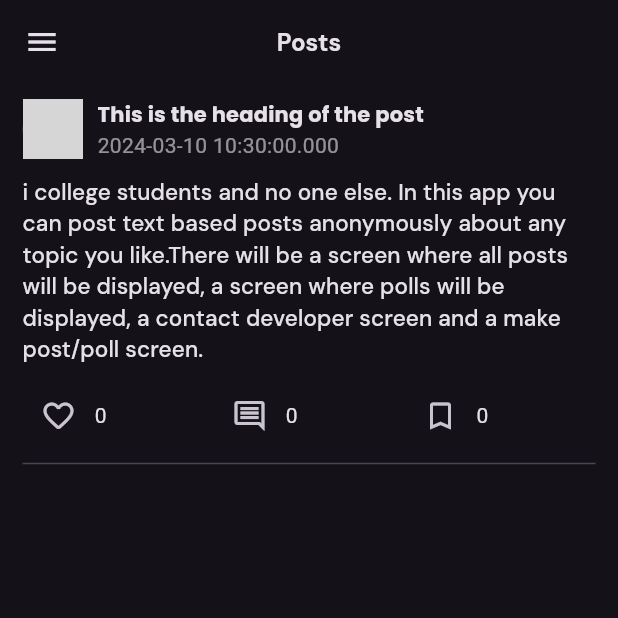
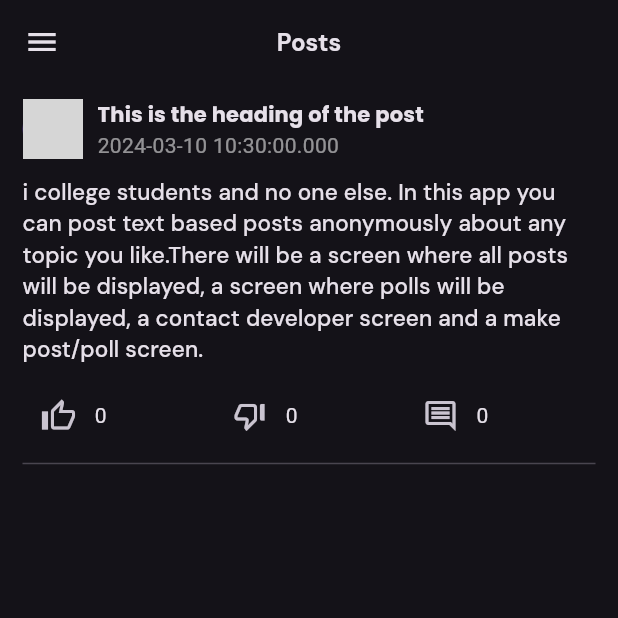
Before and after one commit to Shellinox/unify, a Flutter app: the screen it shows after launch, on a phone screen of 412 x 824 dp, the top half of it. Run offline on Flutter 3.47's test engine with Material 3 defaults, Android fonts, the light colour scheme and no system bars; our stand-ins replace firebase_core, google_fonts; accounts and stored records are empty; grey boxes are pictures that could not be loaded.

Commit message:
fixed the bug where all the posts had same comments

```diff
--- a/lib/Screens/homepage.dart
+++ b/lib/Screens/homepage.dart
@@ -3,7 +3,6 @@ import 'package:provider/provider.dart';
 import 'package:unify/Screens/add_post_screen.dart';
 import 'package:unify/Screens/contact_developer_screen.dart';
 import 'package:unify/Screens/post_screen.dart';
-import 'package:unify/Screens/saved_posts.dart';
 import 'package:unify/provider/theme_provider.dart';
 
 class Homepage extends StatefulWidget {
@@ -14,10 +13,10 @@ class Homepage extends StatefulWidget {
 }
 
 class _HomepageState extends State<Homepage> {
-  static const List<Widget> pages = [
-    PostScreen(),
+  static List<Widget> pages = [
+    const PostScreen(),
     AddPostScreen(),
-    ContactDevScreen(),
+    const ContactDevScreen(),
   ];
   static const List<String> pagetitle = [
     "Posts",
@@ -52,18 +51,7 @@ class _HomepageState extends State<Homepage> {
                   Navigator.of(context).pop();
                 },
               ),
-              ListTile(
-                leading: const Icon(Icons.bookmark_added_rounded),
-                title: const Text("Saved Posts"),
-                onTap: () {
-                  Navigator.of(context).pop();
-                  Navigator.of(context).push(
-                    MaterialPageRoute(
-                      builder: (context) => const SavedPosts(),
-                    ),
-                  );
-                },
-              ),
+
             ],
           ),
         ),
--- a/lib/Screens/post_screen.dart
+++ b/lib/Screens/post_screen.dart
@@ -3,28 +3,22 @@ import 'package:provider/provider.dart';
 import 'package:unify/provider/post_provider.dart';
 import 'package:unify/widgets/post_tile.dart';
 
-class PostScreen extends StatefulWidget {
+class PostScreen extends StatelessWidget {
   const PostScreen({super.key});
 
-  @override
-  State<PostScreen> createState() => _PostScreenState();
-}
-
-class _PostScreenState extends State<PostScreen> {
-  @override
   @override
   Widget build(BuildContext context) {
     final postList = Provider.of<PostProvider>(context).posts;
     return ListView.builder(
       itemCount: postList.length,
-      itemBuilder: ((context, index) {
-        final post = postList[index];
+      itemBuilder: ((context, postIndex) {
+        final post = postList[postIndex];
         return PostTile(
           imgPath: post['profilePic'],
           heading: post['heading'],
           content: post['content'],
           date: post['date'],
-          index: index,
+          postIndex: postIndex,
         );
       }),
     );
--- a/lib/main.dart
+++ b/lib/main.dart
@@ -4,7 +4,6 @@ import 'package:google_fonts/google_fonts.dart';
 import 'package:provider/provider.dart';
 import 'package:unify/Screens/homepage.dart';
 import 'package:unify/firebase_options.dart';
-import 'package:unify/provider/comment_provider.dart';
 import 'package:unify/provider/post_provider.dart';
 import 'package:unify/provider/theme_provider.dart';
 
@@ -20,9 +19,6 @@ void main() async {
       ),
       ChangeNotifierProvider(
         create: (context) => PostProvider(),
-      ),
-      ChangeNotifierProvider(
-        create: (context) => CommentProvider(),
       ),
     ],
     child: const MyApp(),
--- a/lib/provider/theme_provider.dart
+++ b/lib/provider/theme_provider.dart
@@ -1,12 +1,10 @@
 import 'package:flutter/material.dart';
 
 class ThemeProvider extends ChangeNotifier{
-   bool _isDarkMode = true;
-
-  bool get isDarkMode => _isDarkMode;
+   bool isDarkMode = true;
 
   void toggleTheme() {
-    _isDarkMode = !_isDarkMode;
+    isDarkMode = !isDarkMode;
     notifyListeners();
   }
 }
--- a/lib/widgets/post_tile.dart
+++ b/lib/widgets/post_tile.dart
@@ -1,6 +1,5 @@
 import 'package:flutter/material.dart';
 import 'package:provider/provider.dart';
-import 'package:unify/provider/comment_provider.dart';
 import 'package:unify/provider/post_provider.dart';
 import 'package:unify/provider/theme_provider.dart';
 import 'package:unify/widgets/comment_bottom_sheet_widget.dart';
@@ -12,18 +11,17 @@ class PostTile extends StatelessWidget {
       required this.heading,
       required this.content,
       required this.date,
-      required this.index});
+      required this.postIndex});
   final String imgPath;
   final String heading;
   final String content;
   final DateTime date;
-  final int index;
+  final int postIndex;
 
   @override
   Widget build(BuildContext context) {
     final postProvider = Provider.of<PostProvider>(context);
     final themeProvider = Provider.of<ThemeProvider>(context);
-    final commentProvider = Provider.of<CommentProvider>(context);
     return Column(
       children: [
         Container(
@@ -78,48 +76,53 @@ class PostTile extends StatelessWidget {
                 mainAxisAlignment: MainAxisAlignment.spaceBetween,
                 children: [
                   SocialButton(
-                    icondata: postProvider.posts[index]["isLiked"]
-                        ? const Icon(
-                            Icons.favorite_rounded,
-                            color: Colors.red,
+                    icondata: postProvider.posts[postIndex]["isLiked"]
+                        ? Icon(
+                            Icons.thumb_up_alt,
+                            color: Theme.of(context).primaryColor,
                           )
-                        : const Icon(Icons.favorite_border_rounded),
-                    count: postProvider.posts[index]["likeCount"],
+                        : const Icon(Icons.thumb_up_alt_outlined),
+                    count: postProvider.posts[postIndex]["likeCount"],
                     onTap: () {
-                      postProvider.likePost(index);
+                      if (postProvider.posts[postIndex]["isDisliked"]) {
+                        postProvider.dislikePost(postIndex);
+                        postProvider.likePost(postIndex);
+                      } else {
+                        postProvider.likePost(postIndex);
+                      }
+                    },
+                  ),
+                  SocialButton(
+                    icondata: postProvider.posts[postIndex]["isDisliked"]
+                        ? Icon(
+                            Icons.thumb_down,
+                            color: Theme.of(context).primaryColor,
+                          )
+                        : const Icon(Icons.thumb_down_off_alt),
+                    count: postProvider.posts[postIndex]["dislikeCount"],
+                    onTap: () {
+                      if (postProvider.posts[postIndex]["isLiked"]) {
+                        postProvider.likePost(postIndex);
+                        postProvider.dislikePost(postIndex);
+                      } else {
+                        postProvider.dislikePost(postIndex);
+                      }
                     },
                   ),
                   SocialButton(
                     icondata: const Icon(Icons.comment_outlined),
-                    count: commentProvider.comments.length,
+                    count: postProvider.posts[postIndex]["comments"].length,
                     onTap: () {
                       showModalBottomSheet(
                           enableDrag: true,
                           isScrollControlled: true,
                           context: context,
-                          builder: (context) => Container(
+                          builder: (context) => SizedBox(
                                 height: 600,
-                                child: const CommentSheet(),
+                                child: CommentSheet(
+                                  postIndex: postIndex,
+                                ),
                               ));
-                    },
-                  ),
-                  SocialButton(
-                    icondata: postProvider.posts[index]["isSaved"]
-                        ? const Icon(Icons.bookmark)
-                        : const Icon(
-                            Icons.bookmark_border,
-                          ),
-                    count: postProvider.posts[index]["saveCount"],
-                    onTap: () {
-                      final post = {
-                        "profilePic": imgPath,
-                        "date": DateTime.now(),
-                        "heading": heading,
-                        "content": content,
-                      };
-                      postProvider.savePost(index);
-                      postProvider.addsavePosts(post, index);
-                      print(postProvider.savedPosts);
                     },
                   ),
                   const SizedBox(
```
Also changed, not shown: lib/Screens/add_post_screen.dart (+14 -15 lines), lib/Screens/saved_posts.dart (deleted, +0 -40 lines), lib/provider/comment_provider.dart (deleted, +0 -19 lines), lib/provider/post_provider.dart (+29 -18 lines), lib/widgets/comment_bottom_sheet_widget.dart (+24 -15 lines), lib/widgets/comment_tile.dart (+7 -6 lines), lib/widgets/saved_post_tile.dart (deleted, +0 -77 lines).
